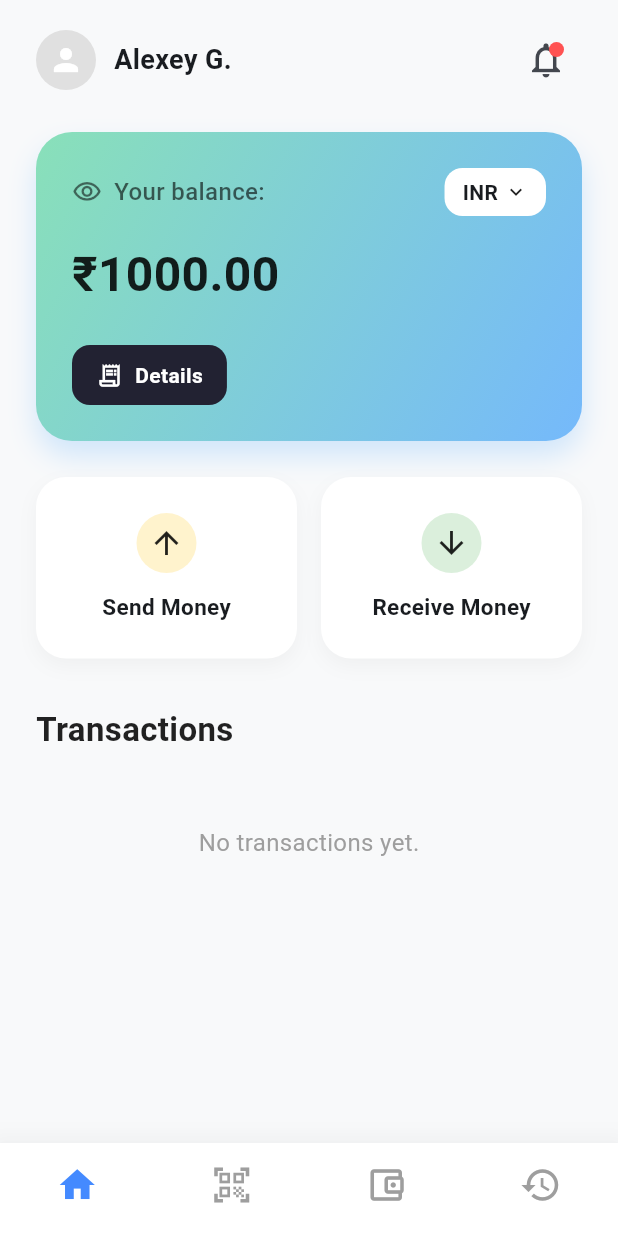
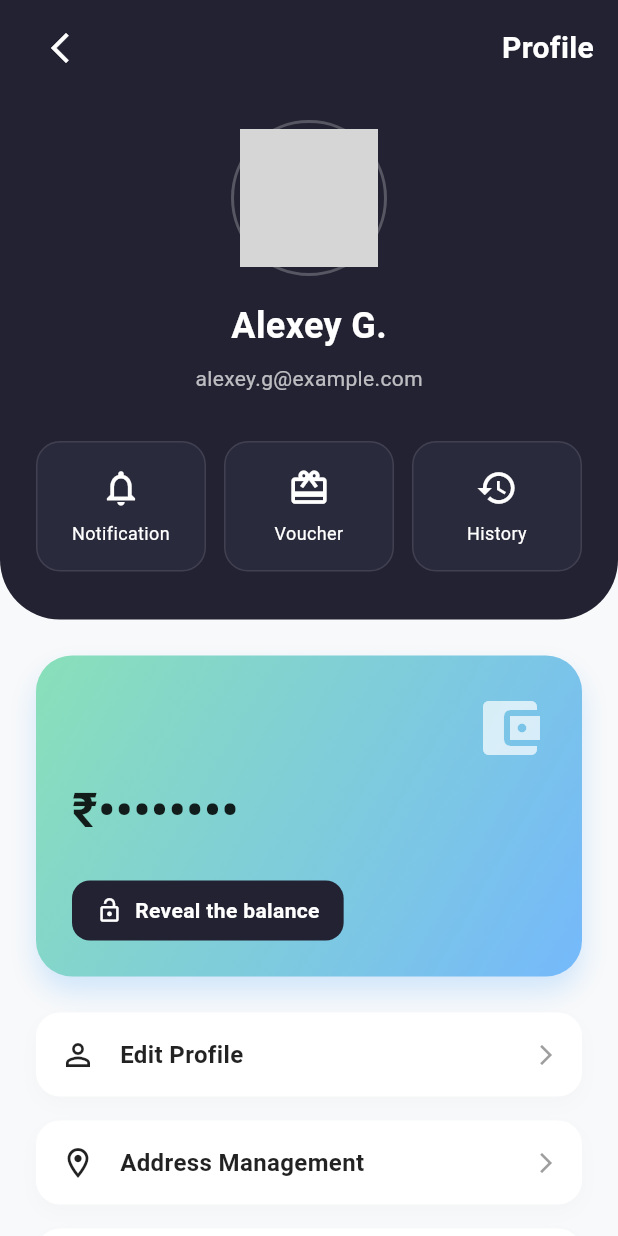
Before and after one commit to dhanuvagman006/nexus_vc_hack, a Flutter app: the screen it shows after launch, after a tap on the "person" icon, on a phone screen of 412 x 824 dp. Run offline on Flutter 3.47's test engine with Material 3 defaults, Android fonts, the phone set to English and light mode, and no system bars; our stand-ins replace permission_handler, qr_flutter; missing offline and left inert: mobile_scanner, nearby_connections; network calls fail; grey boxes are pictures that could not be loaded.

Commit message:
feat: implement secure balance card with PIN verification and add profile screen UI components

```diff
--- /dev/null
+++ b/bluepay/lib/balance_card.dart
@@ -0,0 +1,182 @@
+import 'package:flutter/material.dart';
+import 'package:provider/provider.dart';
+import 'state/app_state.dart';
+
+class BalanceCard extends StatefulWidget {
+  const BalanceCard({super.key});
+
+  @override
+  State<BalanceCard> createState() => _BalanceCardState();
+}
+
+class _BalanceCardState extends State<BalanceCard> {
+  bool _isBalanceVisible = false;
+  final TextEditingController _pinController = TextEditingController();
+
+  void _checkPin() {
+    if (_pinController.text == '1234') {
+      setState(() {
+        _isBalanceVisible = true;
+      });
+      _pinController.clear();
+      Navigator.pop(context); // close dialog
+    } else {
+      // show error
+      ScaffoldMessenger.of(context).showSnackBar(
+        const SnackBar(
+          content: Text('Incorrect code'),
+          backgroundColor: Colors.redAccent,
+        ),
+      );
+    }
+  }
+
+  void _showPinDialog() {
+    showDialog(
+      context: context,
+      builder: (context) {
+        return AlertDialog(
+          shape: RoundedRectangleBorder(
+            borderRadius: BorderRadius.circular(20),
+          ),
+          title: const Text('Enter Passcode'),
+          content: TextField(
+            controller: _pinController,
+            keyboardType: TextInputType.number,
+            obscureText: true,
+            autofocus: true,
+            decoration: const InputDecoration(
+              hintText: 'Enter 4-digit code',
+              border: OutlineInputBorder(
+                borderRadius: BorderRadius.all(Radius.circular(12)),
+              ),
+              focusedBorder: OutlineInputBorder(
+                borderRadius: BorderRadius.all(Radius.circular(12)),
+                borderSide: BorderSide(color: Color(0xFF75B9FB), width: 2),
+              ),
+            ),
+          ),
+          actions: [
+            TextButton(
+              onPressed: () {
+                _pinController.clear();
+                Navigator.pop(context);
+              },
+              child: const Text('Cancel', style: TextStyle(color: Colors.grey)),
+            ),
+            ElevatedButton(
+              onPressed: _checkPin,
+              style: ElevatedButton.styleFrom(
+                backgroundColor: const Color(0xFF75B9FB),
+                shape: RoundedRectangleBorder(
+                  borderRadius: BorderRadius.circular(12),
+                ),
+              ),
+              child: const Text(
+                'Verify',
+                style: TextStyle(color: Colors.white),
+              ),
+            ),
+          ],
+        );
+      },
+    );
+  }
+
+  @override
+  void dispose() {
+    _pinController.dispose();
+    super.dispose();
+  }
+
+  @override
+  Widget build(BuildContext context) {
+    return Container(
+      width: double.infinity,
+      padding: const EdgeInsets.all(24),
+      decoration: BoxDecoration(
+        borderRadius: BorderRadius.circular(24),
+        gradient: const LinearGradient(
+          colors: [
+            Color(0xFF89E0B9), // Light green/mint
+            Color(0xFF75B9FB), // Light blue
+          ],
+          begin: Alignment.topLeft,
+          end: Alignment.bottomRight,
+        ),
+        boxShadow: [
+          BoxShadow(
+            color: const Color(0xFF75B9FB).withOpacity(0.3),
+            blurRadius: 15,
+            offset: const Offset(0, 10),
+          ),
+        ],
+      ),
+      child: Column(
+        crossAxisAlignment: CrossAxisAlignment.start,
+        children: [
+          const Align(
+            alignment: Alignment.topRight,
+            child: Icon(
+              Icons.account_balance_wallet,
+              size: 48,
+              color: Colors.white70,
+            ),
+          ),
+          const SizedBox(height: 8),
+          Consumer<AppState>(
+            builder: (context, appState, child) {
+              return Text(
+                _isBalanceVisible
+                    ? '₹${appState.balance.toStringAsFixed(2)}'
+                    : '₹••••••••',
+                style: const TextStyle(
+                  fontSize: 32,
+                  fontWeight: FontWeight.bold,
+                  color: Colors.black87,
+                ),
+              );
+            },
+          ),
+          const SizedBox(height: 24),
+          GestureDetector(
+            onTap: () {
+              if (_isBalanceVisible) {
+                setState(() {
+                  _isBalanceVisible = false;
+                });
+              } else {
+                _showPinDialog();
+              }
+            },
+            child: Container(
+              padding: const EdgeInsets.symmetric(horizontal: 16, vertical: 10),
+              decoration: BoxDecoration(
+                color: const Color(0xFF222232),
+                borderRadius: BorderRadius.circular(12),
+              ),
+              child: Row(
+                mainAxisSize: MainAxisSize.min,
+                children: [
+                  Icon(
+                    _isBalanceVisible ? Icons.visibility_off_outlined : Icons.lock_open_outlined,
+                    color: Colors.white,
+                    size: 18,
+                  ),
+                  const SizedBox(width: 8),
+                  Text(
+                    _isBalanceVisible ? 'Hide balance' : 'Reveal the balance',
+                    style: const TextStyle(
+                      color: Colors.white,
+                      fontWeight: FontWeight.w600,
+                    ),
+                  ),
+                ],
+              ),
+            ),
+          ),
+        ],
+      ),
+    );
+  }
+}
--- a/bluepay/lib/home_screen.dart
+++ b/bluepay/lib/home_screen.dart
@@ -3,6 +3,8 @@ import 'package:provider/provider.dart';
 import 'qr_scanner_screen.dart';
 import 'receive_screen.dart';
 import 'state/app_state.dart';
+import 'profile_screen.dart';
+import 'balance_card.dart';
 
 class HomeScreen extends StatefulWidget {
   const HomeScreen({super.key});
@@ -81,9 +83,9 @@ class HomeDashboard extends StatelessWidget {
         child: Column(
           crossAxisAlignment: CrossAxisAlignment.start,
           children: [
-            _buildHeader(),
+            _buildHeader(context),
             const SizedBox(height: 24),
-            _buildBalanceCard(),
+            const BalanceCard(),
             const SizedBox(height: 24),
             _buildActionButtons(context),
             const SizedBox(height: 32),
@@ -103,12 +105,17 @@ class HomeDashboard extends StatelessWidget {
     );
   }
 
-  Widget _buildHeader() {
+  Widget _buildHeader(BuildContext context) {
     return Row(
       children: [
         GestureDetector(
           onTap: () {
-            // TODO: Implement profile picture upload/selection
+            Navigator.push(
+              context,
+              MaterialPageRoute(
+                builder: (context) => const ProfileScreen(),
+              ),
+            );
           },
           child: CircleAvatar(
             radius: 20,
@@ -149,108 +156,6 @@ class HomeDashboard extends StatelessWidget {
           ],
         )
       ],
-    );
-  }
-
-  Widget _buildBalanceCard() {
-    return Container(
-      width: double.infinity,
-      padding: const EdgeInsets.all(24),
-      decoration: BoxDecoration(
-        borderRadius: BorderRadius.circular(24),
-        gradient: const LinearGradient(
-          colors: [
-            Color(0xFF89E0B9), // Light green/mint
-            Color(0xFF75B9FB), // Light blue
-          ],
-          begin: Alignment.topLeft,
-          end: Alignment.bottomRight,
-        ),
-        boxShadow: [
-          BoxShadow(
-            color: const Color(0xFF75B9FB).withOpacity(0.3),
-            blurRadius: 15,
-            offset: const Offset(0, 10),
-          )
-        ],
-      ),
-      child: Column(
-        crossAxisAlignment: CrossAxisAlignment.start,
-        children: [
-          Row(
-            mainAxisAlignment: MainAxisAlignment.spaceBetween,
-            children: [
-              Row(
-                children: [
-                  const Icon(Icons.visibility_outlined,
-                      color: Colors.black54, size: 20),
-                  const SizedBox(width: 8),
-                  Text(
-                    'Your balance:',
-                    style: TextStyle(
-                      fontSize: 16,
-                      color: Colors.black.withOpacity(0.6),
-                      fontWeight: FontWeight.w500,
-                    ),
-                  ),
-                ],
-              ),
-              Container(
-                padding: const EdgeInsets.symmetric(horizontal: 12, vertical: 6),
-                decoration: BoxDecoration(
-                  color: Colors.white,
-                  borderRadius: BorderRadius.circular(12),
-                ),
-                child: const Row(
-                  children: [
-                    Text(
-                      'INR',
-                      style: TextStyle(fontWeight: FontWeight.bold),
-                    ),
-                    SizedBox(width: 4),
-                    Icon(Icons.keyboard_arrow_down, size: 16),
-                  ],
-                ),
-              )
-            ],
-          ),
-          const SizedBox(height: 16),
-          Consumer<AppState>(
-            builder: (context, appState, child) {
-              return Text(
-                '₹${appState.balance.toStringAsFixed(2)}',
-                style: const TextStyle(
-                  fontSize: 32,
-                  fontWeight: FontWeight.bold,
-                  color: Colors.black87,
-                ),
-              );
-            },
-          ),
-          const SizedBox(height: 24),
-          Container(
-            padding: const EdgeInsets.symmetric(horizontal: 16, vertical: 10),
-            decoration: BoxDecoration(
-              color: const Color(0xFF222232),
-              borderRadius: BorderRadius.circular(12),
-            ),
-            child: const Row(
-              mainAxisSize: MainAxisSize.min,
-              children: [
-                Icon(Icons.receipt_long_outlined, color: Colors.white, size: 18),
-                SizedBox(width: 8),
-                Text(
-                  'Details',
-                  style: TextStyle(
-                    color: Colors.white,
-                    fontWeight: FontWeight.w600,
-                  ),
-                ),
-              ],
-            ),
-          )
-        ],
-      ),
     );
   }
 
--- /dev/null
+++ b/bluepay/lib/profile_screen.dart
@@ -0,0 +1,215 @@
+import 'package:flutter/material.dart';
+import 'balance_card.dart';
+
+class ProfileScreen extends StatefulWidget {
+  const ProfileScreen({super.key});
+
+  @override
+  State<ProfileScreen> createState() => _ProfileScreenState();
+}
+
+class _ProfileScreenState extends State<ProfileScreen> {
+  @override
+  Widget build(BuildContext context) {
+    return Scaffold(
+      backgroundColor: const Color(0xFFF8F9FA),
+      body: SingleChildScrollView(
+        child: Column(
+          children: [
+            _buildDarkHeader(),
+            Padding(
+              padding: const EdgeInsets.symmetric(
+                horizontal: 24.0,
+                vertical: 24.0,
+              ),
+              child: Column(
+                children: [
+                  const BalanceCard(),
+                  const SizedBox(height: 24),
+                  _buildOptionItem(Icons.person_outline, 'Edit Profile'),
+                  _buildOptionItem(
+                    Icons.location_on_outlined,
+                    'Address Management',
+                  ),
+                  _buildOptionItem(
+                    Icons.headset_mic_outlined,
+                    'Help & Support',
+                  ),
+                  _buildOptionItem(Icons.settings_outlined, 'Setting'),
+                  _buildOptionItem(
+                    Icons.logout,
+                    'Log out',
+                    isDestructive: true,
+                  ),
+                ],
+              ),
+            ),
+          ],
+        ),
+      ),
+    );
+  }
+
+  Widget _buildDarkHeader() {
+    return Container(
+      width: double.infinity,
+      decoration: const BoxDecoration(
+        color: Color(
+          0xFF222232,
+        ), // Dark color matching the app's details button
+        borderRadius: BorderRadius.only(
+          bottomLeft: Radius.circular(40),
+          bottomRight: Radius.circular(40),
+        ),
+      ),
+      child: SafeArea(
+        bottom: false,
+        child: Column(
+          children: [
+            Padding(
+              padding: const EdgeInsets.symmetric(
+                horizontal: 16.0,
+                vertical: 8.0,
+              ),
+              child: Row(
+                mainAxisAlignment: MainAxisAlignment.spaceBetween,
+                children: [
+                  IconButton(
+                    icon: const Icon(
+                      Icons.arrow_back_ios_new,
+                      color: Colors.white,
+                    ),
+                    onPressed: () => Navigator.pop(context),
+                  ),
+                  const Text(
+                    'Profile',
+                    style: TextStyle(
+                      color: Colors.white,
+                      fontSize: 20,
+                      fontWeight: FontWeight.bold,
+                    ),
+                  ),
+                ],
+              ),
+            ),
+            const SizedBox(height: 16),
+            Container(
+              padding: const EdgeInsets.all(4),
+              decoration: BoxDecoration(
+                shape: BoxShape.circle,
+                border: Border.all(color: Colors.white24, width: 2),
+              ),
+              child: const CircleAvatar(
+                radius: 46,
+                backgroundImage: NetworkImage(
+                  'https://randomuser.me/api/portraits/men/32.jpg',
+                ),
+              ),
+            ),
+            const SizedBox(height: 16),
+            const Text(
+              'Alexey G.',
+              style: TextStyle(
+                fontSize: 24,
+                fontWeight: FontWeight.bold,
+                color: Colors.white,
+              ),
+            ),
+            const SizedBox(height: 8),
+            Text(
+              'alexey.g@example.com',
+              style: TextStyle(fontSize: 14, color: Colors.white70),
+            ),
+            const SizedBox(height: 32),
+            Padding(
+              padding: const EdgeInsets.symmetric(horizontal: 24.0),
+              child: Row(
+                mainAxisAlignment: MainAxisAlignment.spaceEvenly,
+                children: [
+                  Expanded(
+                    child: _buildHeaderButton(
+                      Icons.notifications_none_outlined,
+                      'Notification',
+                    ),
+                  ),
+                  const SizedBox(width: 12),
+                  Expanded(
+                    child: _buildHeaderButton(
+                      Icons.card_giftcard_outlined,
+                      'Voucher',
+                    ),
+                  ),
+                  const SizedBox(width: 12),
+                  Expanded(child: _buildHeaderButton(Icons.history, 'History')),
+                ],
+              ),
+            ),
+            const SizedBox(height: 32),
+          ],
+        ),
+      ),
+    );
+  }
+
+  Widget _buildHeaderButton(IconData icon, String label) {
+    return Container(
+      padding: const EdgeInsets.symmetric(vertical: 16),
+      decoration: BoxDecoration(
+        color: const Color(0xFF2A2A3D),
+        borderRadius: BorderRadius.circular(16),
+        border: Border.all(color: Colors.white10),
+      ),
+      child: Column(
+        children: [
+          Icon(icon, color: Colors.white, size: 28),
+          const SizedBox(height: 8),
+          Text(
+            label,
+            style: const TextStyle(color: Colors.white, fontSize: 12),
+            textAlign: TextAlign.center,
+          ),
+        ],
+      ),
+    );
+  }
+
+  Widget _buildOptionItem(
+    IconData icon,
+    String title, {
+    bool isDestructive = false,
+  }) {
+    return Container(
+      margin: const EdgeInsets.only(bottom: 16),
+      padding: const EdgeInsets.all(16),
+      decoration: BoxDecoration(
+        color: Colors.white,
+        borderRadius: BorderRadius.circular(16),
+        boxShadow: [
+          BoxShadow(
+            color: Colors.grey.withOpacity(0.05),
+            blurRadius: 10,
+            offset: const Offset(0, 5),
+          ),
+        ],
+      ),
+      child: Row(
+        children: [
+          Icon(icon, color: isDestructive ? Colors.redAccent : Colors.black87),
+          const SizedBox(width: 16),
+          Expanded(
+            child: Text(
+              title,
+              style: TextStyle(
+                fontSize: 16,
+                fontWeight: FontWeight.w600,
+                color: isDestructive ? Colors.redAccent : Colors.black87,
+              ),
+            ),
+          ),
+          if (!isDestructive)
+            const Icon(Icons.arrow_forward_ios, color: Colors.grey, size: 16),
+        ],
+      ),
+    );
+  }
+}
```
